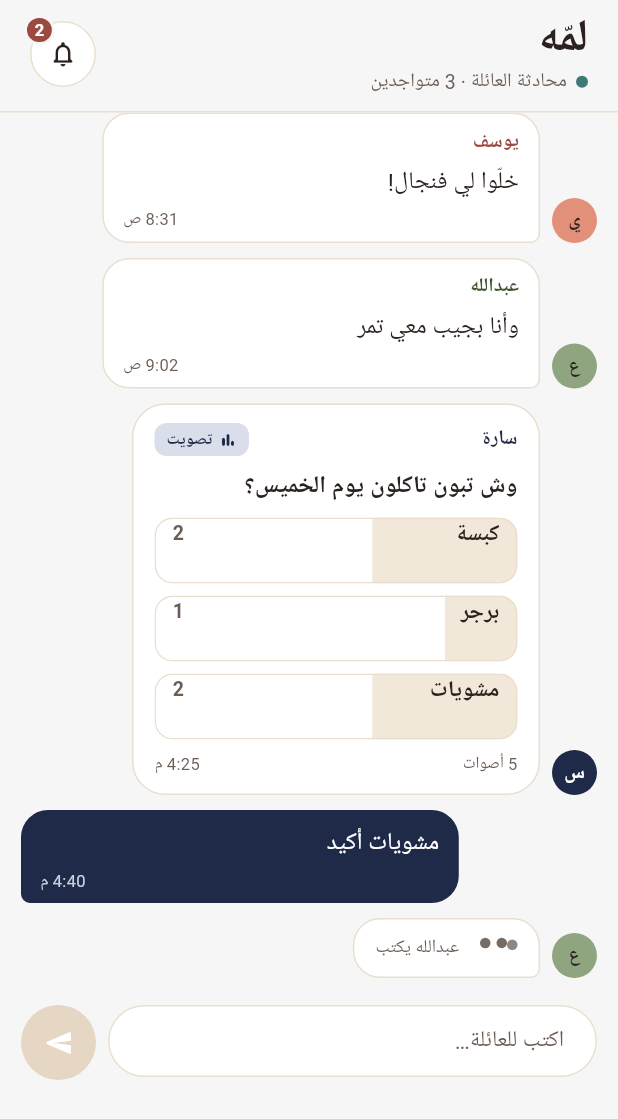
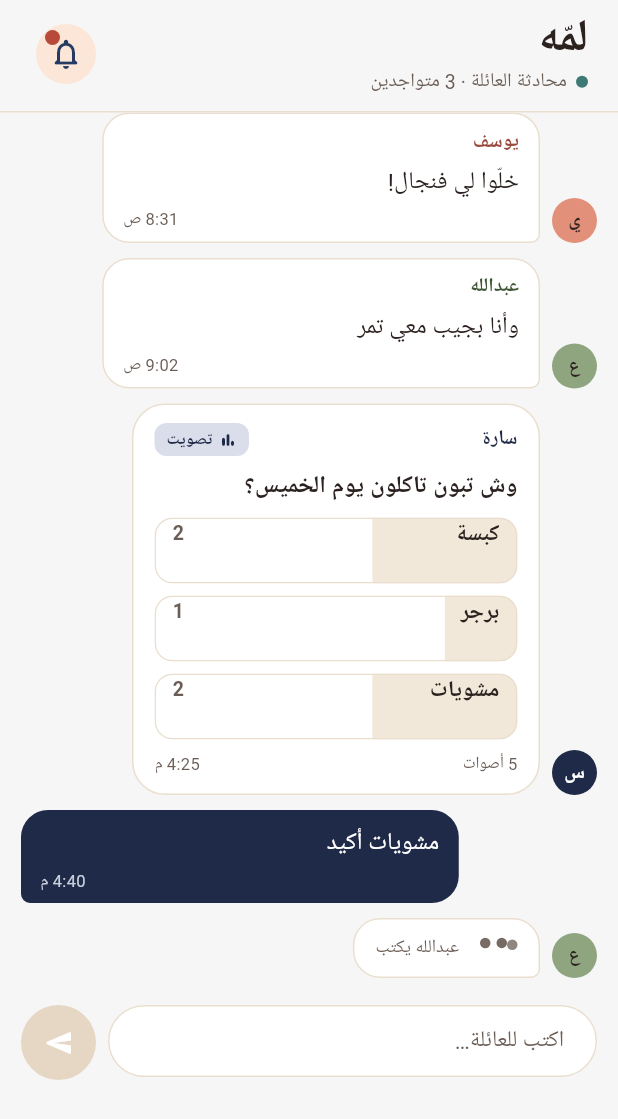
Before and after one commit to Danah-R/Lamma, a Flutter app: the FamilyChatScreen screen opened directly, on a phone screen of 412 x 824 dp. Shown: the top 1119 px of the screen. Run offline on Flutter 3.47's test engine with Material 3 defaults, Android fonts, the phone set to English and light mode, and no system bars; our stand-ins replace confetti, image_picker, shared_preferences, supabase_flutter, wakelock_plus; missing offline and left inert: app_settings; accounts and stored records are empty; network calls fail; Roboto replaces fonts that are missing (Thmanyah).

Commit message:
Splash every launch (Black logo), Danah's bell design wired to the notifications system, launch configs
- LammaApp always shows the splash first (tests opt out with skipSplash);
  START_AT_HOME=true now skips onboarding only. The splash logo is w900.
- NotificationBell looks exactly like Danah's BellButton (filled IconButton,
  peach tint, navy icon, 10px brick dot) and opens the floating box; the dot
  follows NotificationsController.unreadCount.
- .vscode/launch.json: 'Lamma' (splash, onboarding) and
  'Lamma (skip onboarding)' (START_AT_HOME=true).
- tests: splash flow, bell design, w900 allowed in the splash only.

```diff
--- a/lib/main.dart
+++ b/lib/main.dart
@@ -1,6 +1,5 @@
 import 'dart:async';
 
-import 'package:flutter/foundation.dart' show debugPrint, kDebugMode;
 import 'package:flutter/material.dart';
 import 'package:flutter/services.dart';
 import 'package:flutter_localizations/flutter_localizations.dart';
@@ -34,12 +33,9 @@ import 'screens/onboarding.dart';
 import 'splash/lamma_splash.dart';
 import 'theme.dart';
 
-/// Debug runs skip splash + onboarding and land on home. Release builds show
-/// the full flow. Override with `--dart-define=START_AT_HOME=false`.
-const _startAtHome = bool.fromEnvironment(
-  'START_AT_HOME',
-  defaultValue: kDebugMode,
-);
+/// `--dart-define=START_AT_HOME=true` skips onboarding only (splash, then
+/// home). The splash always shows, in debug too.
+const _startAtHome = bool.fromEnvironment('START_AT_HOME');
 
 Future<void> main() async {
   WidgetsFlutterBinding.ensureInitialized();
@@ -57,12 +53,10 @@ Future<void> main() async {
 }
 
 class LammaApp extends StatefulWidget {
-  /// Set to true to jump straight to the app, skipping the splash and
-  /// onboarding (used by tests).
+  /// Set to true to skip onboarding and go to the app after the splash.
   final bool skipOnboarding;
 
-  /// Set to true to skip only the splash screen (used by tests that
-  /// exercise onboarding directly).
+  /// Set to true to skip the splash screen (used by tests).
   final bool skipSplash;
 
   /// Show the sample "suggested a weekend outing" notification 3.5 seconds in.
@@ -84,7 +78,8 @@ class LammaApp extends StatefulWidget {
 
 class _LammaAppState extends State<LammaApp> {
   late bool _onboarded = widget.skipOnboarding;
-  late bool _showSplash = !widget.skipOnboarding && !widget.skipSplash;
+  // the splash opens every launch; only tests skip it
+  late bool _showSplash = !widget.skipSplash;
 
   // Created here (above MaterialApp) so the controllers can notify each
   // other: the events they raise land in one shared notifications store.
--- a/lib/splash/lamma_splash.dart
+++ b/lib/splash/lamma_splash.dart
@@ -710,7 +710,7 @@ class _Logo extends StatelessWidget {
         children: [
           Text(
             'لمّه',
-            style: const TextStyle(fontSize: 72, fontWeight: FontWeight.w700, color: _C.red, height: 1),
+            style: const TextStyle(fontSize: 72, fontWeight: FontWeight.w900, color: _C.red, height: 1),
           ),
           const SizedBox(height: 10),
           Text(
--- a/lib/widgets/notification_bell.dart
+++ b/lib/widgets/notification_bell.dart
@@ -5,6 +5,7 @@ import 'package:provider/provider.dart';
 
 import '../l10n/app_localizations.dart';
 import '../screens/activities_colors.dart';
+import '../theme.dart';
 import '../features/notifications/notifications_screen.dart';
 import '../features/notifications/notifications_controller.dart';
 import '../features/notifications/widgets/notification_panel.dart';
@@ -100,6 +101,7 @@ class _NotificationBellState extends State<NotificationBell>
     final box = context.findRenderObject() as RenderBox?;
     if (box == null || !box.attached) return;
     final bellLeft = box.localToGlobal(Offset.zero).dx;
+    final bellSize = box.size;
     final screenW = MediaQuery.sizeOf(context).width;
     final width = _panelWidth.clamp(0.0, screenW - 24);
     _entry = OverlayEntry(
@@ -107,6 +109,7 @@ class _NotificationBellState extends State<NotificationBell>
         link: _link,
         width: width,
         bellLeft: bellLeft,
+        bellSize: bellSize,
         controller: _c,
         onSeeAll: () {
           _c.closePanel();
@@ -123,6 +126,9 @@ class _NotificationBellState extends State<NotificationBell>
     final open = _c.panelOpen && _entry != null;
     final count = _c.unreadCount;
     final label = count > 0 ? l.notifBellLabel(count) : l.notifBellLabelNone;
+    // Danah's bell, as designed (the old BellButton): a filled icon button
+    // (peach tint, navy icon) with a small brick dot at its top corner. The
+    // dot shows while there is something unread; pressing opens the box.
     return CompositedTransformTarget(
       link: _link,
       child: Semantics(
@@ -130,63 +136,35 @@ class _NotificationBellState extends State<NotificationBell>
         expanded: open,
         label: label,
         excludeSemantics: true,
-        child: SizedBox(
-          width: 44,
-          height: 44,
         child: Stack(
-            clipBehavior: Clip.none,
           children: [
-              Positioned.fill(
-                child: Material(
-                  color: open ? AC.navy : AC.card,
-                  shape: CircleBorder(
-                    side: BorderSide(color: open ? AC.navy : AC.border),
+            IconButton.filled(
+              onPressed: _c.togglePanel,
+              style: IconButton.styleFrom(
+                backgroundColor: C.peachTint,
+                foregroundColor: C.navy,
               ),
-                  child: InkWell(
-                    customBorder: const CircleBorder(),
-                    onTap: _c.togglePanel,
-                    child: Icon(
-                      Icons.notifications_none_rounded,
-                      size: 20,
-                      color: open ? Colors.white : AC.ink,
-                    ),
-                  ),
-                ),
+              icon: const Icon(Icons.notifications_none_rounded),
             ),
             if (count > 0)
-                Positioned(
-                  top: -4,
-                  left: -4,
+              PositionedDirectional(
+                top: 8,
+                end: 10,
                 child: IgnorePointer(
                   child: ScaleTransition(
                     scale: _scale,
                     child: Container(
-                        constraints: const BoxConstraints(
-                          minWidth: 20,
-                          minHeight: 20,
-                        ),
-                        padding: const EdgeInsets.symmetric(horizontal: 5),
-                        alignment: Alignment.center,
-                        decoration: BoxDecoration(
-                          color: AC.brick,
-                          borderRadius: BorderRadius.circular(10),
-                          border: Border.all(color: AC.background, width: 2),
-                        ),
-                        child: Text(
-                          count > 99 ? '99+' : '$count',
-                          style: const TextStyle(
-                            fontSize: 11,
-                            fontWeight: FontWeight.w700,
-                            color: Colors.white,
-                            height: 1.1,
-                          ),
+                      width: 10,
+                      height: 10,
+                      decoration: const BoxDecoration(
+                        color: C.brick,
+                        shape: BoxShape.circle,
                       ),
                     ),
                   ),
                 ),
               ),
           ],
-          ),
         ),
       ),
     );
@@ -197,12 +175,14 @@ class _NotificationBellState extends State<NotificationBell>
 class _PanelLayer extends StatefulWidget {
   final LayerLink link;
   final double width, bellLeft;
+  final Size bellSize;
   final NotificationsController controller;
   final VoidCallback onSeeAll;
   const _PanelLayer({
     required this.link,
     required this.width,
     required this.bellLeft,
+    required this.bellSize,
     required this.controller,
     required this.onSeeAll,
   });
@@ -236,7 +216,7 @@ class _PanelLayerState extends State<_PanelLayer>
     final reduce = MediaQuery.disableAnimationsOf(context);
     // panel's left edge sits 12px from the screen; the arrow points at the bell
     const edge = 12.0;
-    final arrowLeft = (widget.bellLeft + 22 - edge - 7).clamp(
+    final arrowLeft = (widget.bellLeft + widget.bellSize.width / 2 - edge - 7).clamp(
       16.0,
       widget.width - 30,
     );
@@ -313,7 +293,7 @@ class _PanelLayerState extends State<_PanelLayer>
             showWhenUnlinked: false,
             targetAnchor: Alignment.topLeft,
             followerAnchor: Alignment.topLeft,
-            offset: Offset(edge - widget.bellLeft, 44 + 8),
+            offset: Offset(edge - widget.bellLeft, widget.bellSize.height + 8),
             child: Align(
               alignment: Alignment.topLeft,
               child: FadeTransition(
```
Also changed, not shown: 14 other files. Lines whose indentation alone changed are shown as unchanged.
